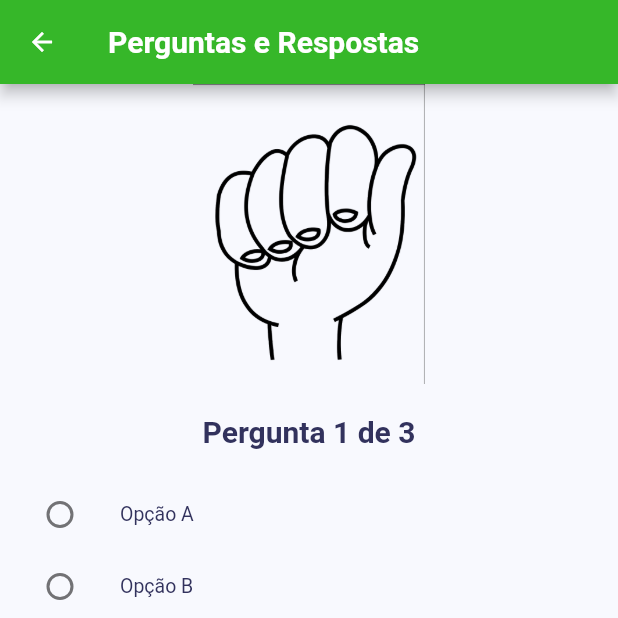
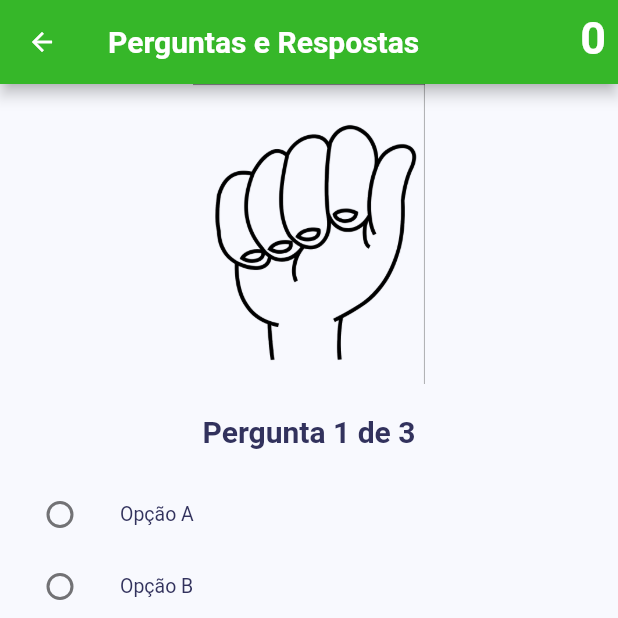
Before and after one commit to lourivalvsj/ranck_game_libras, a Flutter app: the JogabilidadePage screen opened by its route, on a phone screen of 412 x 824 dp, the top half of it. Run offline on Flutter 3.47's test engine with Material 2 defaults, Android fonts, the phone set to English and light mode, and no system bars; our stand-ins replace firebase_core, get, get_storage; accounts and stored records are empty.

Commit message:
Mostrando a pontuação no final

```diff
--- a/lib/app/modules/jogabilidade/pages/jogabilidade_page.dart
+++ b/lib/app/modules/jogabilidade/pages/jogabilidade_page.dart
@@ -1,5 +1,7 @@
 import 'package:flutter/material.dart';
 import 'package:ranck_game_libras/app/modules/jogabilidade/models/pergunta_model.dart';
+import 'package:ranck_game_libras/app/widgets/title-body.dart';
+import 'package:ranck_game_libras/app/widgets/title-page.dart';
 
 class JogabilidadePage extends StatefulWidget {
   const JogabilidadePage({super.key});
@@ -51,8 +53,8 @@ class _JogabilidadePageState extends State<JogabilidadePage> {
         context: context,
         builder: (BuildContext context) {
           return AlertDialog(
-            title: const Text('Resultado'),
-            content: Text('Pontuação: $score'),
+            title: TitlePage('Resultado'),
+            content: TitleBody('Pontuação: $score'),
             actions: <Widget>[
               TextButton(
                 child: const Text('OK'),
@@ -73,6 +75,16 @@ class _JogabilidadePageState extends State<JogabilidadePage> {
     return Scaffold(
       appBar: AppBar(
         title: const Text('Perguntas e Respostas'),
+        actions: [
+          Padding(
+            padding: const EdgeInsets.all(8.0),
+            child: TitlePage(
+              score.toString(),
+              color: Colors.white,
+              fontSize: 30,
+            ),
+          )
+        ],
       ),
       body: Column(
         children: [
@@ -97,9 +109,10 @@ class _JogabilidadePageState extends State<JogabilidadePage> {
                   value: index,
                   groupValue: selectedAnswer,
                   onChanged: (int? value) {
-                    setState(() {
-                      selectedAnswer = value;
-                    });
+                    verificaResposta(index);
+                    // setState(() {
+                    //   selectedAnswer = value;
+                    // });
                   },
                 ),
               );
```
